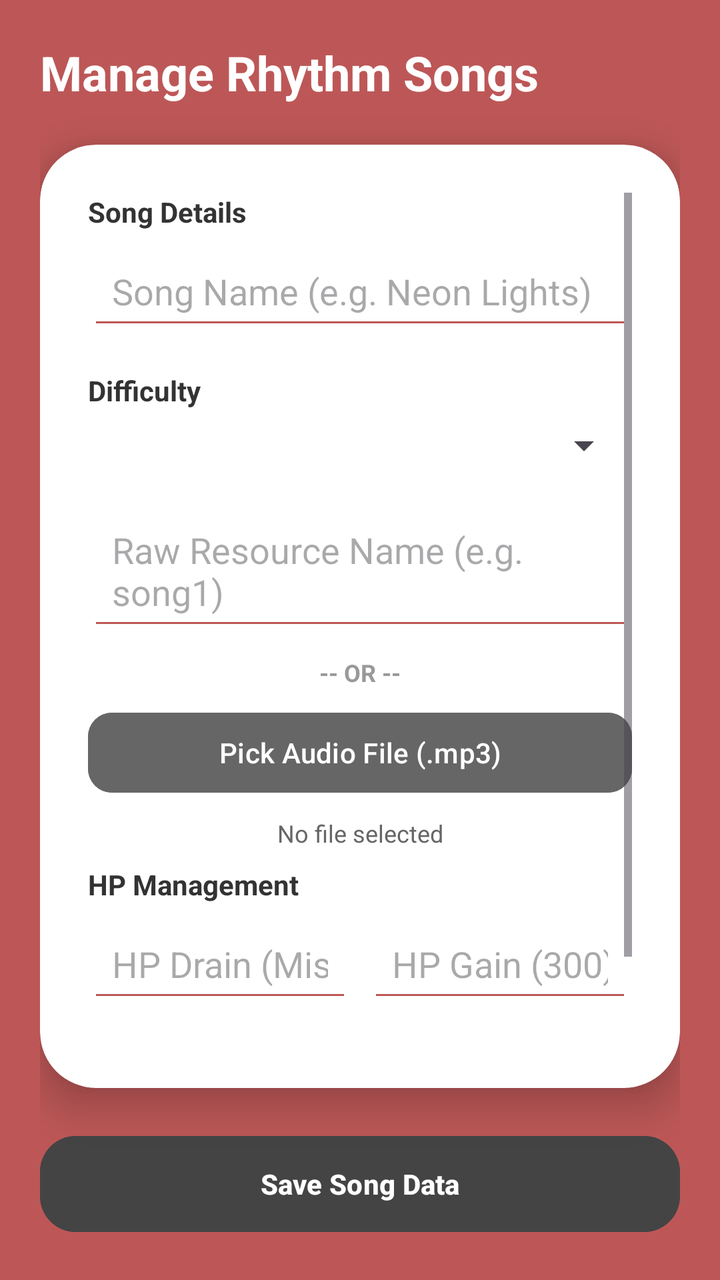
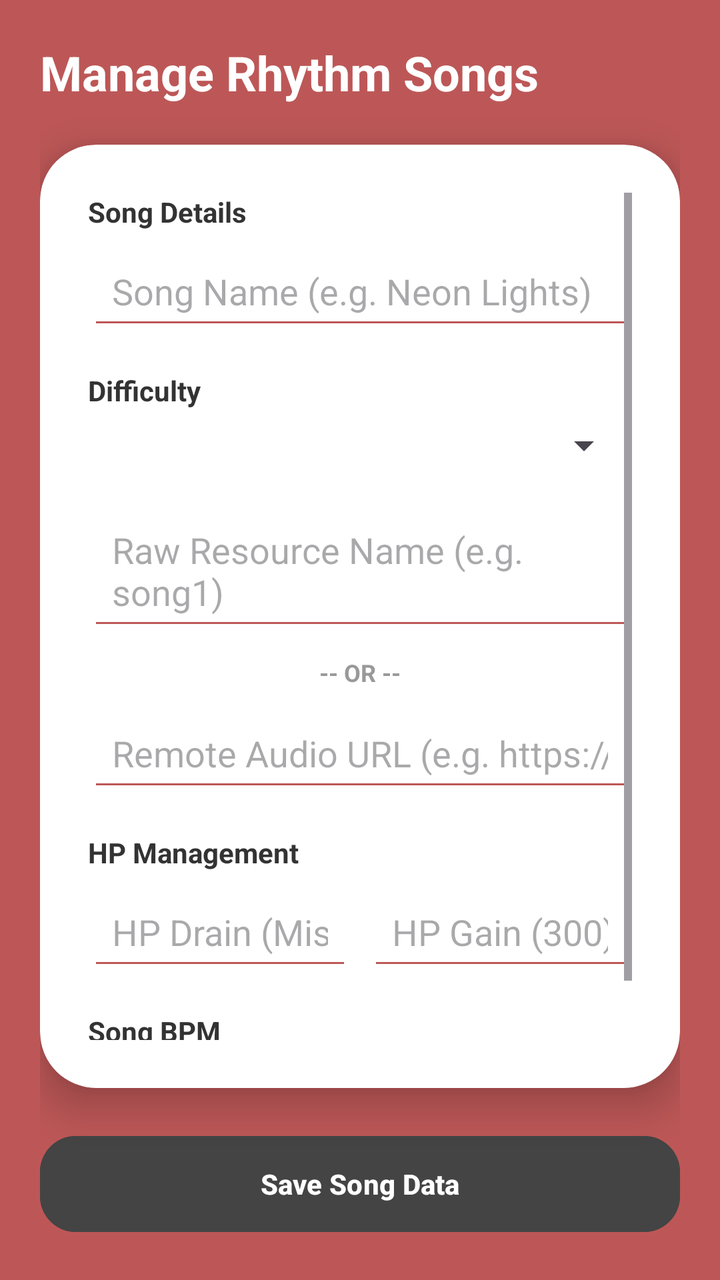

Before-and-after screenshots of an Android layout around one commit, followed by the original layout XML and the change that was made.
<!-- AndroidManifest.xml: application theme Theme.ChaserGame -->
<!-- res/layout/activity_manage_songs.xml -->
<?xml version="1.0" encoding="utf-8"?>
<androidx.constraintlayout.widget.ConstraintLayout xmlns:android="http://schemas.android.com/apk/res/android"
    xmlns:app="http://schemas.android.com/apk/res-auto"
    android:layout_width="match_parent"
    android:layout_height="match_parent"
    android:background="@color/background_red"
    android:padding="20dp">

    <TextView
        android:id="@+id/tv_manage_songs_title"
        android:layout_width="wrap_content"
        android:layout_height="wrap_content"
        android:text="Manage Rhythm Songs"
        android:textColor="#FFFFFF"
        android:textSize="24sp"
        android:textStyle="bold"
        app:layout_constraintStart_toStartOf="parent"
        app:layout_constraintTop_toTopOf="parent" />

    <androidx.cardview.widget.CardView
        android:layout_width="match_parent"
        android:layout_height="0dp"
        android:layout_marginTop="20dp"
        android:layout_marginBottom="20dp"
        app:cardCornerRadius="28dp"
        app:cardElevation="12dp"
        app:layout_constraintBottom_toTopOf="@id/btn_save_song"
        app:layout_constraintTop_toBottomOf="@id/tv_manage_songs_title">

        <ScrollView
            android:layout_width="match_parent"
            android:layout_height="match_parent"
            android:padding="24dp">

            <LinearLayout
                android:layout_width="match_parent"
                android:layout_height="wrap_content"
                android:orientation="vertical">

                <TextView
                    android:layout_width="wrap_content"
                    android:layout_height="wrap_content"
                    android:layout_marginBottom="6dp"
                    android:text="Song Details"
                    android:textColor="#333333"
                    android:textSize="14sp"
                    android:textStyle="bold" />

                <EditText
                    android:id="@+id/et_song_name"
                    android:layout_width="match_parent"
                    android:layout_height="wrap_content"
                    android:layout_marginBottom="16dp"
                    android:backgroundTint="@color/background_red"
                    android:hint="Song Name (e.g. Neon Lights)"
                    android:padding="12dp" />

                <TextView
                    android:layout_width="wrap_content"
                    android:layout_height="wrap_content"
                    android:layout_marginBottom="6dp"
                    android:text="Difficulty"
                    android:textColor="#333333"
                    android:textSize="14sp"
                    android:textStyle="bold" />

                <Spinner
                    android:id="@+id/sp_song_difficulty"
                    android:layout_width="match_parent"
                    android:layout_height="wrap_content"
                    android:layout_marginBottom="16dp"
                    android:padding="12dp" />

                <EditText
                    android:id="@+id/et_song_res_id"
                    android:layout_width="match_parent"
                    android:layout_height="wrap_content"
                    android:layout_marginBottom="8dp"
                    android:backgroundTint="@color/background_red"
                    android:hint="Raw Resource Name (e.g. song1)"
                    android:padding="12dp" />

                <TextView
                    android:layout_width="wrap_content"
                    android:layout_height="wrap_content"
                    android:layout_gravity="center"
                    android:layout_marginBottom="8dp"
                    android:text="-- OR --"
                    android:textColor="#999999"
                    android:textSize="12sp"
                    android:textStyle="bold" />

                <Button
                    android:id="@+id/btn_pick_audio"
                    android:layout_width="match_parent"
                    android:layout_height="wrap_content"
                    android:layout_marginBottom="8dp"
                    android:backgroundTint="#666666"
                    android:text="Pick Audio File (.mp3)"
                    android:textColor="#FFFFFF"
                    app:cornerRadius="12dp" />

                <TextView
                    android:id="@+id/tv_selected_file"
                    android:layout_width="match_parent"
                    android:layout_height="wrap_content"
                    android:layout_marginBottom="8dp"
                    android:text="No file selected"
                    android:textAlignment="center"
                    android:textColor="#666666"
                    android:textSize="12sp" />

                <ProgressBar
                    android:id="@+id/pb_upload"
                    style="?android:attr/progressBarStyleHorizontal"
                    android:layout_width="match_parent"
                    android:layout_height="wrap_content"
                    android:layout_marginBottom="16dp"
                    android:visibility="gone" />

                <TextView
                    android:layout_width="match_parent"
                    android:layout_height="wrap_content"
                    android:layout_marginBottom="6dp"
                    android:text="HP Management"
                    android:textColor="#333333"
                    android:textSize="14sp"
                    android:textStyle="bold" />

                <LinearLayout
                    android:layout_width="match_parent"
                    android:layout_height="wrap_content"
                    android:layout_marginBottom="16dp"
                    android:orientation="horizontal">

                    <EditText
                        android:id="@+id/et_hp_drain"
                        android:layout_width="0dp"
                        android:layout_height="wrap_content"
                        android:layout_marginEnd="8dp"
                        android:layout_weight="1"
                        android:backgroundTint="@color/background_red"
                        android:hint="HP Drain (Miss)"
                        android:inputType="number"
                        android:padding="12dp" />

                    <EditText
                        android:id="@+id/et_hp_gain"
                        android:layout_width="0dp"
                        android:layout_height="wrap_content"
                        android:layout_weight="1"
                        android:backgroundTint="@color/background_red"
                        android:hint="HP Gain (300)"
                        android:inputType="number"
                        android:padding="12dp" />
                </LinearLayout>

                <TextView
                    android:layout_width="match_parent"
                    android:layout_height="wrap_content"
                    android:layout_marginBottom="6dp"
                    android:text="Song BPM"
                    android:textColor="#333333"
                    android:textSize="14sp"
                    android:textStyle="bold" />

                <EditText
                    android:id="@+id/et_song_bpm"
                    android:layout_width="match_parent"
                    android:layout_height="wrap_content"
                    android:backgroundTint="@color/background_red"
                    android:hint="BPM (e.g. 120)"
                    android:inputType="number"
                    android:padding="12dp" />

            </LinearLayout>
        </ScrollView>
    </androidx.cardview.widget.CardView>

    <Button
        android:id="@+id/btn_save_song"
        android:layout_width="match_parent"
        android:layout_height="56dp"
        android:backgroundTint="#444444"
        android:text="Save Song Data"
        android:textColor="#FFFFFF"
        android:textStyle="bold"
        app:cornerRadius="18dp"
        app:layout_constraintBottom_toBottomOf="parent" />

</androidx.constraintlayout.widget.ConstraintLayout>
<!-- resources referenced by this layout -->
<resources>
  <color name="background_red">#bd5757</color>
  <style name="Theme.ChaserGame" parent="Base.Theme.ChaserGame" />
  <style name="Base.Theme.ChaserGame" parent="Theme.Material3.DayNight.NoActionBar">
          
          
      </style>
</resources>

<!-- the commit's change to res/layout/activity_manage_songs.xml (unified diff, before → after) -->
@@ -90,33 +90,15 @@
                     android:textSize="12sp"
                     android:textStyle="bold" />
 
-                <Button
-                    android:id="@+id/btn_pick_audio"
-                    android:layout_width="match_parent"
-                    android:layout_height="wrap_content"
-                    android:layout_marginBottom="8dp"
-                    android:backgroundTint="#666666"
-                    android:text="Pick Audio File (.mp3)"
-                    android:textColor="#FFFFFF"
-                    app:cornerRadius="12dp" />
-
-                <TextView
-                    android:id="@+id/tv_selected_file"
-                    android:layout_width="match_parent"
-                    android:layout_height="wrap_content"
-                    android:layout_marginBottom="8dp"
-                    android:text="No file selected"
-                    android:textAlignment="center"
-                    android:textColor="#666666"
-                    android:textSize="12sp" />
-
-                <ProgressBar
-                    android:id="@+id/pb_upload"
-                    style="?android:attr/progressBarStyleHorizontal"
+                <EditText
+                    android:id="@+id/et_audio_url"
                     android:layout_width="match_parent"
                     android:layout_height="wrap_content"
                     android:layout_marginBottom="16dp"
-                    android:visibility="gone" />
+                    android:backgroundTint="@color/background_red"
+                    android:hint="Remote Audio URL (e.g. https://.../song.mp3)"
+                    android:padding="12dp"
+                    android:inputType="textUri" />
 
                 <TextView
                     android:layout_width="match_parent"
